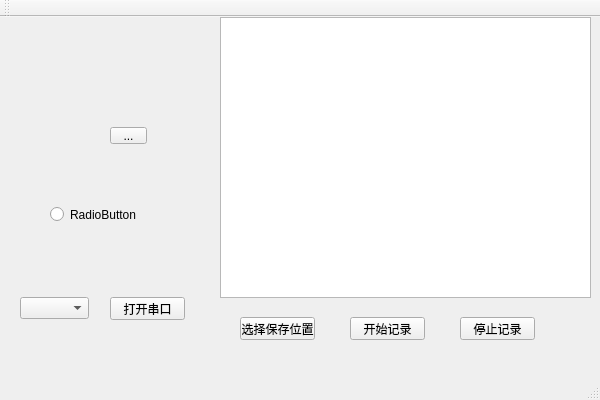
Qt form serial.ui (z4122/serial-Qt) before a commit.
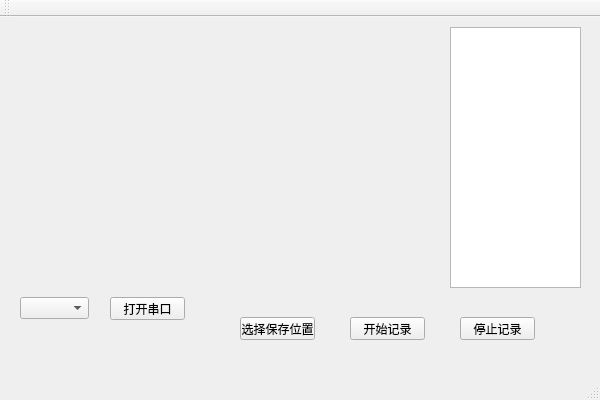
The same form after that commit. Custom widgets are drawn as their Qt base class.

```diff
--- a/serial.ui
+++ b/serial.ui
@@ -27,32 +27,6 @@
      <string>打开串口</string>
     </property>
    </widget>
-   <widget class="QToolButton" name="toolButton">
-    <property name="geometry">
-     <rect>
-      <x>110</x>
-      <y>110</y>
-      <width>37</width>
-      <height>17</height>
-     </rect>
-    </property>
-    <property name="text">
-     <string>...</string>
-    </property>
-   </widget>
-   <widget class="QRadioButton" name="radioButton">
-    <property name="geometry">
-     <rect>
-      <x>50</x>
-      <y>190</y>
-      <width>89</width>
-      <height>15</height>
-     </rect>
-    </property>
-    <property name="text">
-     <string>RadioButton</string>
-    </property>
-   </widget>
    <widget class="QComboBox" name="serialComboBox">
     <property name="geometry">
      <rect>
@@ -79,10 +53,10 @@
    <widget class="QTextEdit" name="serialText">
     <property name="geometry">
      <rect>
-      <x>220</x>
-      <y>0</y>
-      <width>371</width>
-      <height>281</height>
+      <x>450</x>
+      <y>10</y>
+      <width>131</width>
+      <height>261</height>
      </rect>
     </property>
     <property name="readOnly">
@@ -115,6 +89,16 @@
      <string>停止记录</string>
     </property>
    </widget>
+   <widget class="QCustomPlot" name="widget" native="true">
+    <property name="geometry">
+     <rect>
+      <x>20</x>
+      <y>10</y>
+      <width>421</width>
+      <height>261</height>
+     </rect>
+    </property>
+   </widget>
   </widget>
   <widget class="QMenuBar" name="menuBar">
    <property name="geometry">
@@ -137,6 +121,14 @@
   <widget class="QStatusBar" name="statusBar"/>
  </widget>
  <layoutdefault spacing="6" margin="11"/>
+ <customwidgets>
+  <customwidget>
+   <class>QCustomPlot</class>
+   <extends>QWidget</extends>
+   <header>qcustomplot.h</header>
+   <container>1</container>
+  </customwidget>
+ </customwidgets>
  <resources>
   <include location="serial.qrc"/>
  </resources>
```
Left out of the diff: 2 changed lines with no effect on the pictures.
